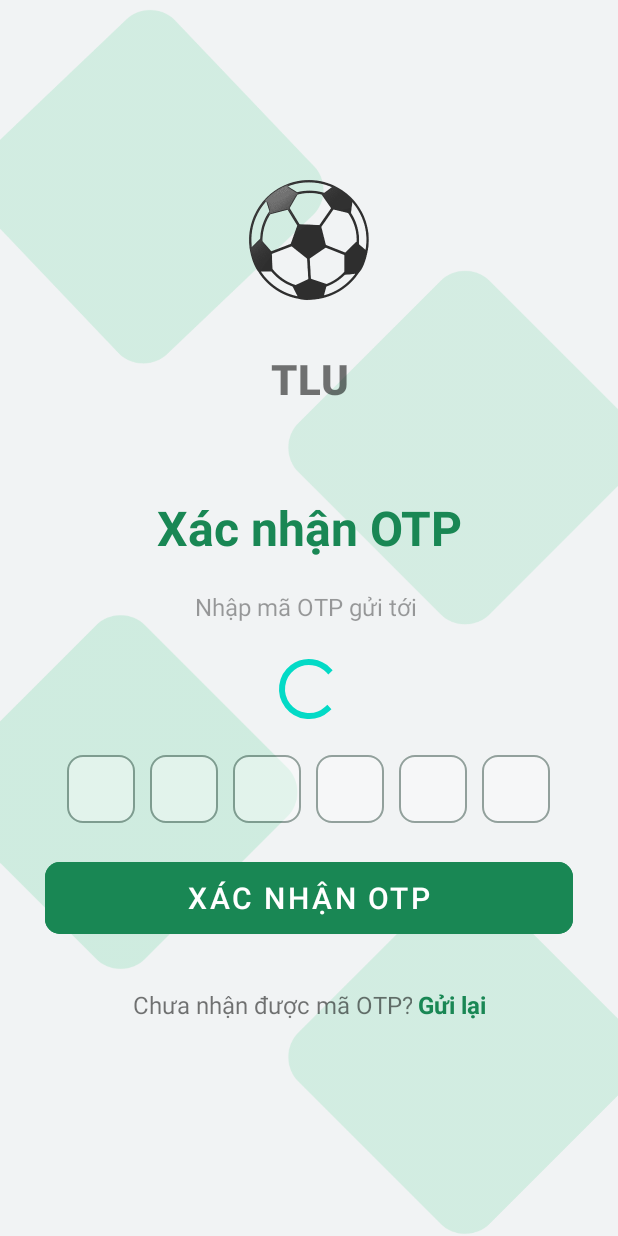
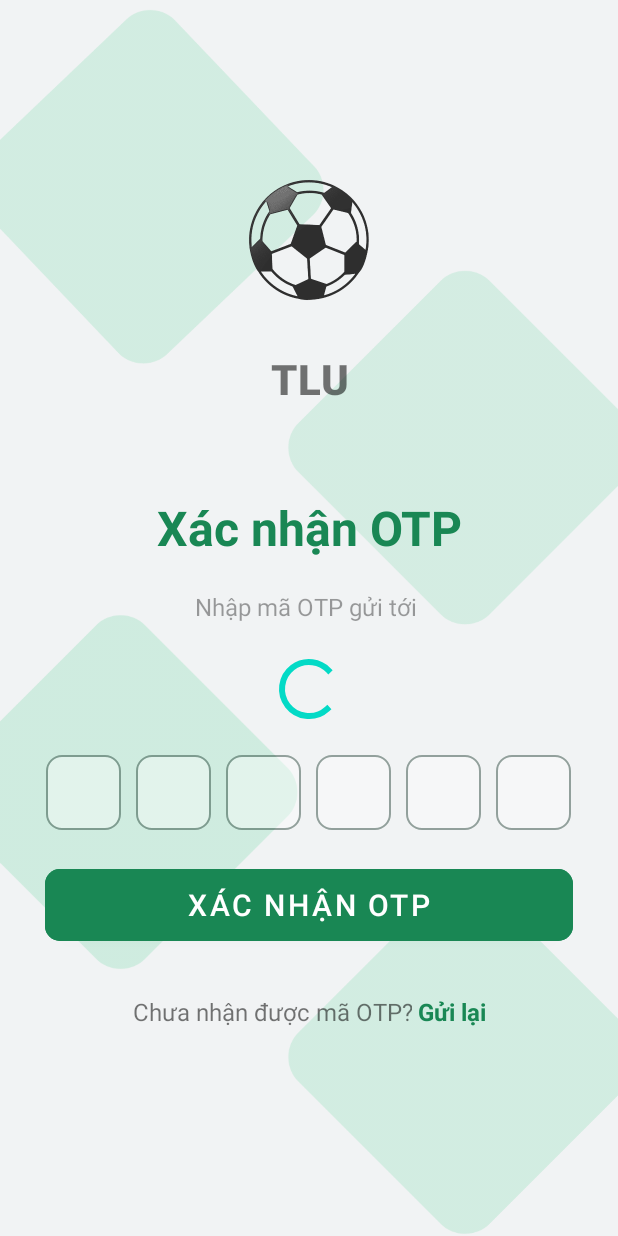
Before and after one commit to levanthoi/Book-Pitch, an Android app: the VerifyOTPActivity screen opened directly, with no data from a screen before it, on a phone screen of 412 x 824 dp. Run offline under Robolectric (Android 15) with nearby library versions, the phone set to English and light mode, and no system bars; our stand-ins replace Firebase (no records; nobody signed in at launch, a user with empty details on screens opened directly); 8 statements that could not run were skipped.

```diff
--- a/app/build.gradle.kts
+++ b/app/build.gradle.kts
@@ -1,5 +1,6 @@
 plugins {
     id("com.android.application")
+    id("com.google.gms.google-services")
 }
 
 android {
@@ -35,11 +36,14 @@ android {
 }
 
 dependencies {
-
     implementation("androidx.appcompat:appcompat:1.6.1")
     implementation("com.google.android.material:material:1.11.0")
     implementation("androidx.constraintlayout:constraintlayout:2.1.4")
+    implementation("com.google.firebase:firebase-auth:22.3.1")
     testImplementation("junit:junit:4.13.2")
     androidTestImplementation("androidx.test.ext:junit:1.1.5")
     androidTestImplementation("androidx.test.espresso:espresso-core:3.5.1")
+    implementation("androidx.core:core-splashscreen:1.0.1")
+    implementation("com.github.bumptech.glide:glide:4.16.0")
+    implementation(platform("com.google.firebase:firebase-bom:32.7.4"))
 }
--- a/app/src/main/java/com/example/book_pitch/Activities/SplashScreenActivity.java
+++ b/app/src/main/java/com/example/book_pitch/Activities/SplashScreenActivity.java
@@ -12,6 +12,6 @@ public class SplashScreenActivity extends AppCompatActivity {
     @Override
     protected void onCreate(Bundle savedInstanceState) {
         super.onCreate(savedInstanceState);
-        startActivity(new Intent(SplashScreenActivity.this, MainActivity.class));
+        startActivity(new Intent(SplashScreenActivity.this, WelcomeActivity.class));
     }
 }
--- a/app/src/main/java/com/example/book_pitch/Adapters/IntroViewAdapter.java
+++ b/app/src/main/java/com/example/book_pitch/Adapters/IntroViewAdapter.java
@@ -42,7 +42,7 @@ public class IntroViewAdapter extends RecyclerView.Adapter<IntroViewAdapter.Intr
 
         public IntroViewHolder(@NonNull View itemView) {
             super(itemView);
-//            imageView = itemView.findViewById(R.id.imageView);
+            imageView = itemView.findViewById(R.id.imageView);
         }
         public void bindLayout(int layoutResId) {
             ViewGroup itemViewGroup = (ViewGroup) itemView;
--- a/app/src/main/res/layout/activity_verify_otp_activity.xml
+++ b/app/src/main/res/layout/activity_verify_otp_activity.xml
@@ -98,8 +98,8 @@
 
                 <EditText
                     android:id="@+id/inputCode1"
-                    android:layout_width="45dp"
-                    android:layout_height="45dp"
+                    android:layout_width="50dp"
+                    android:layout_height="50dp"
                     android:layout_marginRight="10dp"
                     android:alpha="0.4"
                     android:background="@drawable/border_edittext"
@@ -113,8 +113,8 @@
 
                 <EditText
                     android:id="@+id/inputCode2"
-                    android:layout_width="45dp"
-                    android:layout_height="45dp"
+                    android:layout_width="50dp"
+                    android:layout_height="50dp"
                     android:layout_marginRight="10dp"
                     android:alpha="0.4"
                     android:background="@drawable/border_edittext"
@@ -128,8 +128,8 @@
 
                 <EditText
                     android:id="@+id/inputCode3"
-                    android:layout_width="45dp"
-                    android:layout_height="45dp"
+                    android:layout_width="50dp"
+                    android:layout_height="50dp"
                     android:layout_marginRight="10dp"
                     android:alpha="0.4"
                     android:background="@drawable/border_edittext"
@@ -143,8 +143,8 @@
 
                 <EditText
                     android:id="@+id/inputCode4"
-                    android:layout_width="45dp"
-                    android:layout_height="45dp"
+                    android:layout_width="50dp"
+                    android:layout_height="50dp"
                     android:layout_marginRight="10dp"
                     android:alpha="0.4"
                     android:background="@drawable/border_edittext"
@@ -158,8 +158,8 @@
 
                 <EditText
                     android:id="@+id/inputCode5"
-                    android:layout_width="45dp"
-                    android:layout_height="45dp"
+                    android:layout_width="50dp"
+                    android:layout_height="50dp"
                     android:layout_marginRight="10dp"
                     android:alpha="0.4"
                     android:background="@drawable/border_edittext"
@@ -172,8 +172,8 @@
 
                 <EditText
                     android:id="@+id/inputCode6"
-                    android:layout_width="45dp"
-                    android:layout_height="45dp"
+                    android:layout_width="50dp"
+                    android:layout_height="50dp"
                     android:alpha="0.4"
                     android:background="@drawable/border_edittext"
                     android:gravity="center"
--- a/app/src/main/res/layout/activity_welcome.xml
+++ b/app/src/main/res/layout/activity_welcome.xml
@@ -35,8 +35,9 @@
     <View
         android:layout_width="match_parent"
         android:layout_height="1dp"
+        android:layout_above="@id/layoutDots"
+        android:layout_marginBottom="18dp"
         android:alpha=".5"
-        android:layout_above="@id/layoutDots"
         android:background="@color/white" />
 
     <Button
--- a/app/src/main/res/values/themes.xml
+++ b/app/src/main/res/values/themes.xml
@@ -12,7 +12,7 @@
         <item name="postSplashScreenTheme">@style/Theme.BookPitch</item>
         <item name="windowSplashScreenAnimatedIcon">@drawable/animated_logo</item>
     </style>
-    <style name="AlertDialogCustom" parent="Theme.AppCompat.Light.Dialog.Alert">
-        <item name="colorAccent">@color/darkGreen</item>
-    </style>
+<!--    <style name="AlertDialogCustom" parent="Theme.AppCompat.Light.Dialog.Alert">-->
+<!--        <item name="colorAccent">@color/darkGreen</item>-->
+<!--    </style>-->
 </resources>
```
Also changed, not shown: app/src/main/AndroidManifest.xml (+25 -3 lines), app/src/main/java/com/example/book_pitch/Activities/WelcomeActivity.java (+3 -15 lines), app/src/main/res/layout/activity_profile.xml (+21 -14 lines).
